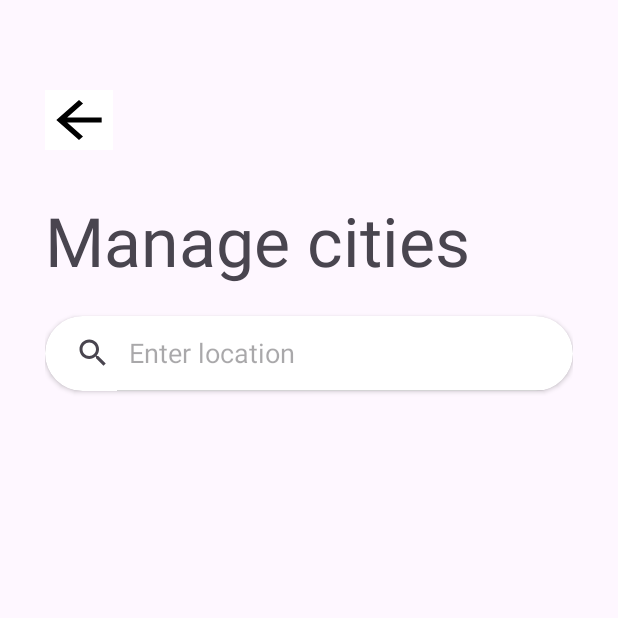
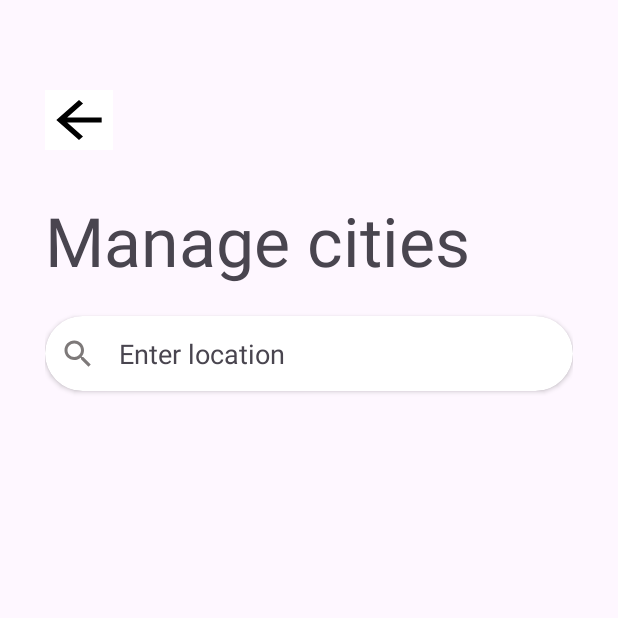
Before and after one commit to Rishi2705/MyWeatherApp, an Android app: the screen it shows after launch (MainActivity), on a phone screen of 412 x 824 dp, the top half of it. Run offline under Robolectric (Android 15) with nearby library versions, the phone set to English and light mode, and no system bars.

Commit message:
error_cities_activity

```diff
--- a/app/build.gradle.kts
+++ b/app/build.gradle.kts
@@ -15,6 +15,10 @@ android {
         versionName = "1.0"
 
         testInstrumentationRunner = "androidx.test.runner.AndroidJUnitRunner"
+    }
+
+    buildFeatures {
+        viewBinding = true
     }
 
     buildTypes {
@@ -45,4 +49,6 @@ dependencies {
     testImplementation(libs.junit)
     androidTestImplementation(libs.androidx.junit)
     androidTestImplementation(libs.androidx.espresso.core)
+    implementation("com.squareup.retrofit2:retrofit:2.11.0")
+    implementation("com.squareup.retrofit2:converter-gson:2.11.0")
 }
--- a/app/src/main/AndroidManifest.xml
+++ b/app/src/main/AndroidManifest.xml
@@ -13,6 +13,9 @@
         android:theme="@style/Theme.MyWeatherApp"
         tools:targetApi="31">
         <activity
+            android:name=".CitiesActivity"
+            android:exported="false" />
+        <activity
             android:name=".MainActivity2"
             android:exported="false" />
         <activity
--- a/app/src/main/java/com/example/myweatherapp/MainActivity.kt
+++ b/app/src/main/java/com/example/myweatherapp/MainActivity.kt
@@ -6,6 +6,7 @@ import android.widget.ImageButton
 import androidx.activity.enableEdgeToEdge
 import androidx.appcompat.app.AppCompatActivity
 import androidx.cardview.widget.CardView
+import androidx.constraintlayout.widget.ConstraintLayout
 
 
 class MainActivity : AppCompatActivity() {
@@ -13,7 +14,11 @@ class MainActivity : AppCompatActivity() {
         super.onCreate(savedInstanceState)
         enableEdgeToEdge()
         setContentView(R.layout.activity_main)
-        val search = findViewById<CardView>(R.id.search)
+        val search = findViewById<ConstraintLayout>(R.id.cl2)
+        search.setOnClickListener{
+            startActivity(Intent(this,MainActivity2::class.java))
+            finish()
+        }
 
     }
 }
--- a/app/src/main/java/com/example/myweatherapp/MainActivity2.kt
+++ b/app/src/main/java/com/example/myweatherapp/MainActivity2.kt
@@ -10,11 +10,5 @@ class MainActivity2 : AppCompatActivity() {
     override fun onCreate(savedInstanceState: Bundle?) {
         super.onCreate(savedInstanceState)
         enableEdgeToEdge()
-        setContentView(R.layout.activity_main2)
-        ViewCompat.setOnApplyWindowInsetsListener(findViewById(R.id.main)) { v, insets ->
-            val systemBars = insets.getInsets(WindowInsetsCompat.Type.systemBars())
-            v.setPadding(systemBars.left, systemBars.top, systemBars.right, systemBars.bottom)
-            insets
-        }
     }
 }
--- /dev/null
+++ b/app/src/main/res/drawable/baseline_search_24.xml
@@ -0,0 +1,5 @@
+<vector xmlns:android="http://schemas.android.com/apk/res/android" android:alpha="0.8" android:height="24dp" android:tint="#5D5757" android:viewportHeight="24" android:viewportWidth="24" android:width="24dp">
+
+    <path android:fillColor="@android:color/white" android:pathData="M15.5,14h-0.79l-0.28,-0.27C15.41,12.59 16,11.11 16,9.5 16,5.91 13.09,3 9.5,3S3,5.91 3,9.5 5.91,16 9.5,16c1.61,0 3.09,-0.59 4.23,-1.57l0.27,0.28v0.79l5,4.99L20.49,19l-4.99,-5zM9.5,14C7.01,14 5,11.99 5,9.5S7.01,5 9.5,5 14,7.01 14,9.5 11.99,14 9.5,14z"/>
+
+</vector>
--- a/app/src/main/res/layout/activity_main.xml
+++ b/app/src/main/res/layout/activity_main.xml
@@ -26,16 +26,38 @@
         android:textSize="45sp"
         android:layout_marginTop="30dp"/>
     <androidx.cardview.widget.CardView
+        android:id="@+id/search"
         android:layout_width="match_parent"
         android:layout_height="50dp"
         app:cardCornerRadius="25dp"
         android:layout_marginTop="20dp">
-        <SearchView
+        <androidx.constraintlayout.widget.ConstraintLayout
             android:layout_width="match_parent"
+            android:id="@+id/cl2"
             android:layout_height="match_parent"
-            android:queryHint="Enter location"
-            android:iconifiedByDefault="false"
-            />
+            android:padding="10dp">
+            <ImageView
+                android:id="@+id/search_icon"
+                android:layout_width="wrap_content"
+                android:layout_height="wrap_content"
+                app:layout_constraintDimensionRatio="1:1"
+                android:src="@drawable/baseline_search_24"
+                app:layout_constraintStart_toStartOf="parent"
+                app:layout_constraintTop_toTopOf="parent"
+                app:layout_constraintBottom_toBottomOf="parent"/>
+
+            <TextView
+                android:id="@+id/search_location"
+                android:layout_width="wrap_content"
+                android:layout_height="match_parent"
+                android:text="Enter location"
+                app:layout_constraintBottom_toBottomOf="parent"
+                app:layout_constraintStart_toEndOf="@id/search_icon"
+                app:layout_constraintTop_toTopOf="parent"
+                android:layout_marginStart="15dp"
+                android:gravity="center"
+                android:textSize="18sp"/>
+        </androidx.constraintlayout.widget.ConstraintLayout>
     </androidx.cardview.widget.CardView>
 
 </LinearLayout>
--- a/app/src/main/res/values/colors.xml
+++ b/app/src/main/res/values/colors.xml
@@ -2,4 +2,6 @@
 <resources>
     <color name="black">#FF000000</color>
     <color name="white">#FFFFFFFF</color>
+    <color name="transparent">#00FFFFFF</color>
+    <color name="search_background">#E7E5E5</color>
 </resources>
```
Also changed, not shown: app/src/main/java/com/example/myweatherapp/CitiesActivity.kt (added, +22 -0 lines), app/src/main/java/com/example/myweatherapp/MyAdapter.kt (added, +32 -0 lines), app/src/main/res/layout/activity_cities.xml (added, +65 -0 lines), app/src/main/res/layout/activity_main2.xml (+20 -12 lines), app/src/main/res/layout/custom_items.xml (added, +18 -0 lines), app/src/main/res/drawable/close.png (added).
